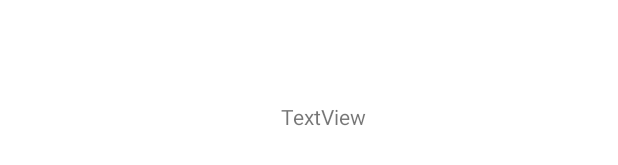
After one commit to WhyYouSayMeaw/navigationbar, an Android app: the layout fragment_detailcafe.xml on its own in the app's theme, with its tools: preview values and no code run, on a phone screen of 412 x 824 dp. The commit adds this screen. Shown: the part 428-593 px from the top of the screen. Run offline under Robolectric (Android 15) with nearby library versions, the phone set to English and light mode, and no system bars; Roboto replaces fonts that are not available here.

Commit message:
ไปหน้า cafe detail

```diff
--- a/app/build.gradle
+++ b/app/build.gradle
@@ -48,6 +48,7 @@ dependencies {
     implementation 'androidx.navigation:navigation-ui-ktx:2.2.2'
     implementation 'androidx.wear:wear:1.0.0'
     implementation 'com.google.firebase:firebase-firestore:22.0.1'
+    implementation 'androidx.legacy:legacy-support-v4:1.0.0'
     testImplementation 'junit:junit:4.+'
     androidTestImplementation 'androidx.test.ext:junit:1.1.2'
     androidTestImplementation 'androidx.test.espresso:espresso-core:3.3.0'
--- /dev/null
+++ b/app/src/main/res/layout/fragment_detailcafe.xml
@@ -0,0 +1,25 @@
+<?xml version="1.0" encoding="utf-8"?>
+<androidx.constraintlayout.widget.ConstraintLayout xmlns:android="http://schemas.android.com/apk/res/android"
+    xmlns:app="http://schemas.android.com/apk/res-auto"
+    xmlns:tools="http://schemas.android.com/tools"
+    android:layout_width="fill_parent"
+    android:layout_height="fill_parent"
+    android:background="@color/white"
+    tools:context=".DetailcafeFragment">
+
+    <TextView
+        android:id="@+id/textView2"
+        android:layout_width="wrap_content"
+        android:layout_height="wrap_content"
+        android:layout_marginStart="187dp"
+        android:layout_marginTop="353dp"
+        android:layout_marginEnd="148dp"
+        android:layout_marginBottom="413dp"
+        android:text="TextView"
+        app:layout_constraintBottom_toBottomOf="parent"
+        app:layout_constraintEnd_toEndOf="parent"
+        app:layout_constraintHorizontal_bias="0.0"
+        app:layout_constraintStart_toStartOf="parent"
+        app:layout_constraintTop_toTopOf="parent"
+        app:layout_constraintVertical_bias="0.0" />
+</androidx.constraintlayout.widget.ConstraintLayout>
--- a/app/src/main/res/layout/fragment_home.xml
+++ b/app/src/main/res/layout/fragment_home.xml
@@ -5,6 +5,7 @@
     android:layout_width="fill_parent"
     android:layout_height="fill_parent"
     android:background="@drawable/background"
+    android:id="@+id/rec"
     tools:context=".ui.home.HomeFragment">
 
     <TextView
--- a/app/src/main/res/values/strings.xml
+++ b/app/src/main/res/values/strings.xml
@@ -11,4 +11,6 @@
     <string name="hello_world">Hello Square World!</string>
     <string name="title_activity_navigation_bar">NavigationBar</string>
     <string name="title_activity_navigationbar">Navigationbar</string>
+    <!-- TODO: Remove or change this placeholder text -->
+    <string name="hello_blank_fragment">Hello blank fragment</string>
 </resources>
```
Also changed, not shown: app/src/main/java/com/seniorproject/test/DetailcafeFragment.kt (added, +29 -0 lines), app/src/main/java/com/seniorproject/test/ui/home/HomeFragment.kt (+27 -4 lines), app/src/main/res/drawable/ic_search_black_24dp.xml (added, +9 -0 lines).
